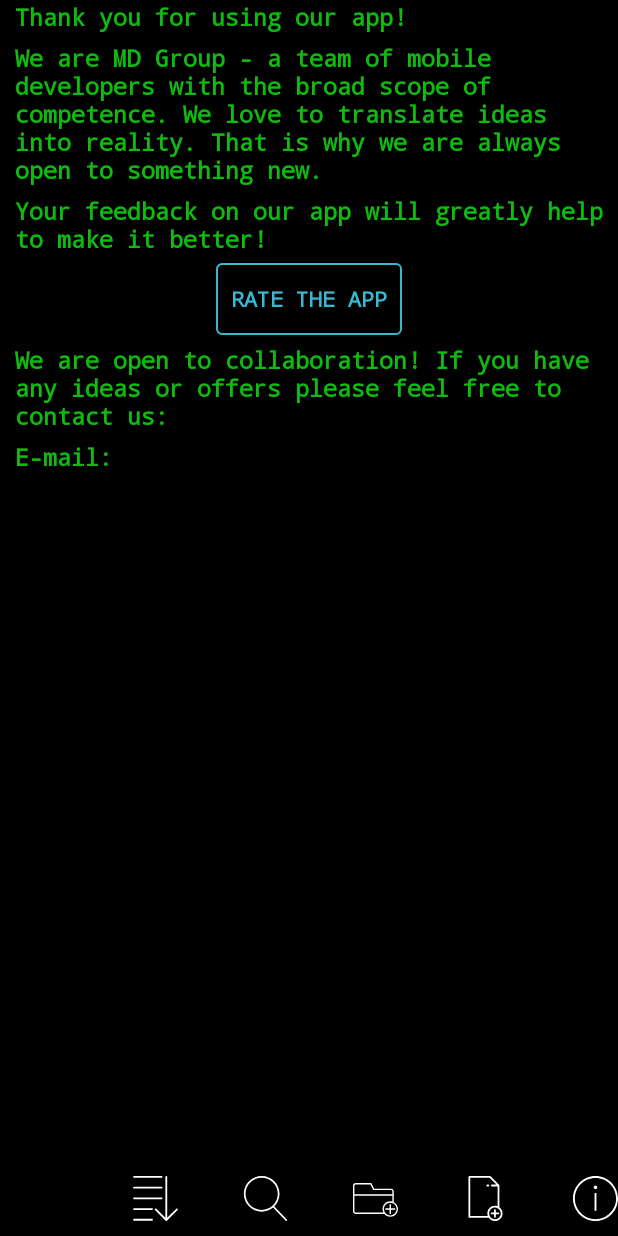
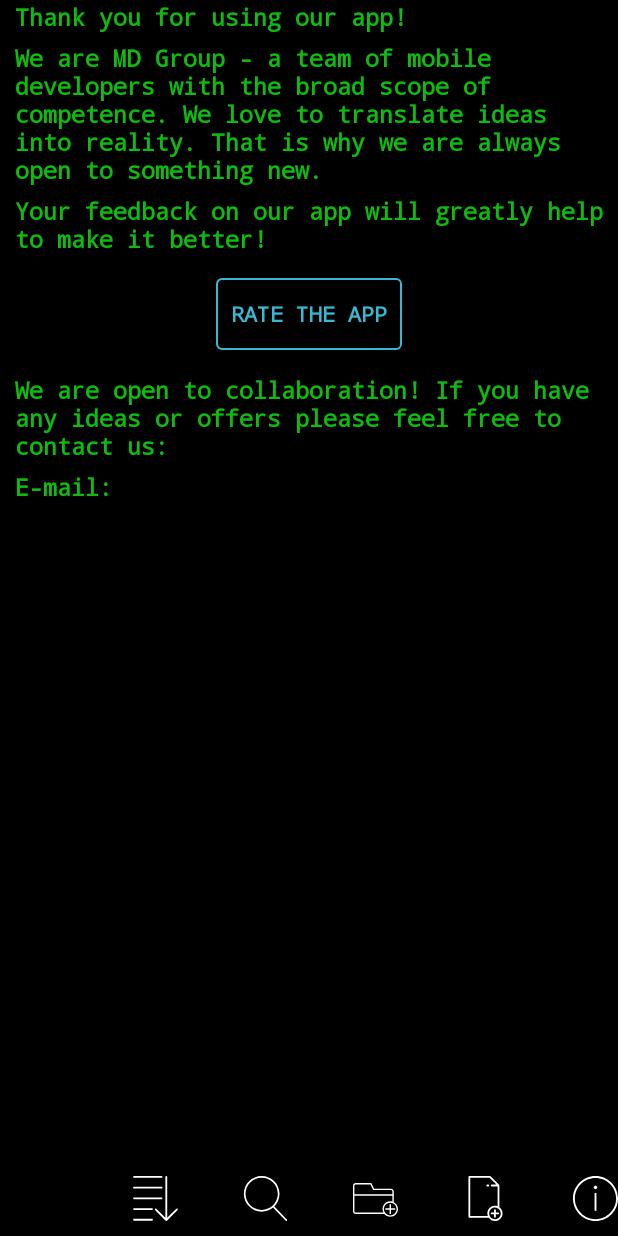
Before and after one commit to oleg-neskorodko/MDFileManager, an Android app: the fragment AboutFragment placed in its activity, on a phone screen of 412 x 824 dp. Run offline under Robolectric (Android 15) with nearby library versions, the phone set to English and light mode, and no system bars; Roboto replaces fonts that are not available here.

Commit message:
bug fixes, checkbox

```diff
--- a/app/src/main/java/com/mdgroup/mdfilemanager/ManagerAdapter.java
+++ b/app/src/main/java/com/mdgroup/mdfilemanager/ManagerAdapter.java
@@ -1,10 +1,15 @@
 package com.mdgroup.mdfilemanager;
 
 import android.content.Context;
+import android.content.res.ColorStateList;
+import android.graphics.Color;
 import android.support.v7.widget.RecyclerView;
+import android.util.Log;
 import android.view.LayoutInflater;
 import android.view.View;
 import android.view.ViewGroup;
+import android.widget.CheckBox;
+import android.widget.CompoundButton;
 import android.widget.ImageView;
 import android.widget.TextView;
 import java.io.File;
@@ -19,6 +24,7 @@ public class ManagerAdapter extends RecyclerView.Adapter<ManagerAdapter.ViewHold
     private View.OnClickListener clickListener;
     private View.OnLongClickListener longClickListener;
     private ArrayList<File> objects;
+    private ArrayList<Boolean> checkBoxState;
     private Context context;
     private SimpleDateFormat sdf2 = new SimpleDateFormat("dd.MM.yy");
     private SimpleDateFormat sdf3 = new SimpleDateFormat("HH:mm");
@@ -28,7 +34,10 @@ public class ManagerAdapter extends RecyclerView.Adapter<ManagerAdapter.ViewHold
     public ManagerAdapter(Context context, ArrayList<File> objects) {
         this.context = context;
         this.objects = objects;
+        checkBoxState = new ArrayList<>();
     }
+
+
 
     public void setClickListener(View.OnClickListener callback) {
         clickListener = callback;
@@ -40,7 +49,13 @@ public class ManagerAdapter extends RecyclerView.Adapter<ManagerAdapter.ViewHold
 
     @Override
     public ManagerAdapter.ViewHolder onCreateViewHolder(ViewGroup parent, int viewType) {
-        //Log.d(MainActivity.TAG, "onCreateViewHolder post size = " + getItemCount());
+        Log.d(MainActivity.TAG, "onCreateViewHolder post size = " + getItemCount());
+
+        checkBoxState.clear();
+        for (int i = 0; i < objects.size(); i++) {
+            Log.d(MainActivity.TAG, "work");
+            checkBoxState.add(false);
+        }
 
         View v = LayoutInflater.from(parent.getContext()).inflate(R.layout.manager_item,
                 parent, false);
@@ -65,8 +80,34 @@ public class ManagerAdapter extends RecyclerView.Adapter<ManagerAdapter.ViewHold
     }
 
     @Override
-    public void onBindViewHolder(ManagerAdapter.ViewHolder holder, int position) {
-        //Log.d(MainActivity.TAG, "onBindViewHolder post size = " + getItemCount());
+    public void onBindViewHolder(final ManagerAdapter.ViewHolder holder, final int position) {
+        //Log.d(MainActivity.TAG, "onBindViewHolder post size = " + checkBoxState.get(position));
+
+        //in some cases, it will prevent unwanted situations
+        holder.itemCheckBox.setOnCheckedChangeListener(null);
+        holder.itemCheckBox.setChecked(checkBoxState.get(position));
+        if (checkBoxState.get(position)) {
+            holder.itemCheckBox.setButtonTintList(ColorStateList.valueOf(context.getResources().getColor(R.color.colorGray1)));
+        } else {
+            holder.itemCheckBox.setButtonTintList(ColorStateList.valueOf(context.getResources().getColor(R.color.colorGray3)));
+        }
+/*        String str = new String("");
+        for (int i = 0; i < checkBoxState.size(); i++) {
+            str += checkBoxState.get(i).toString();
+        }
+        Log.d(MainActivity.TAG, "checkBoxState  = " + str);*/
+        holder.itemCheckBox.setOnCheckedChangeListener(new CompoundButton.OnCheckedChangeListener() {
+            @Override
+            public void onCheckedChanged(CompoundButton buttonView, boolean isChecked) {
+                if (isChecked) {
+                    holder.itemCheckBox.setButtonTintList(ColorStateList.valueOf(context.getResources().getColor(R.color.colorGray1)));
+                    checkBoxState.set(position, true);
+                } else {
+                    holder.itemCheckBox.setButtonTintList(ColorStateList.valueOf(context.getResources().getColor(R.color.colorGray3)));
+                    checkBoxState.set(position, false);
+                }
+            }
+        });
 
         holder.nameTextView.setText(objects.get(position).getName());
         long date = objects.get(position).lastModified();
@@ -148,6 +189,7 @@ public class ManagerAdapter extends RecyclerView.Adapter<ManagerAdapter.ViewHold
         TextView timeTextView;
         TextView discSpaceTextView;
         ImageView pictureImageView;
+        CheckBox itemCheckBox;
 
         public ViewHolder(View itemView) {
             super(itemView);
@@ -156,6 +198,7 @@ public class ManagerAdapter extends RecyclerView.Adapter<ManagerAdapter.ViewHold
             timeTextView = itemView.findViewById(R.id.timeTextView);
             discSpaceTextView = itemView.findViewById(R.id.discSpaceTextView);
             pictureImageView = itemView.findViewById(R.id.pictureImageView);
+            itemCheckBox = itemView.findViewById(R.id.itemCheckBox);
         }
     }
 }
--- a/app/src/main/res/layout/about_layout.xml
+++ b/app/src/main/res/layout/about_layout.xml
@@ -67,11 +67,13 @@
         android:textStyle="bold"
         android:textColor="@color/colorIcon2"
         android:background="@drawable/my_button"
-
-        android:paddingVertical="5dp"
-        android:paddingHorizontal="10dp"
+        android:paddingTop="5dp"
+        android:paddingBottom="5dp"
+        android:paddingLeft="10dp"
+        android:paddingRight="10dp"
         android:text="@string/info_rate_button"
-        android:layout_marginBottom="5dp"
+        android:layout_marginTop="10dp"
+        android:layout_marginBottom="15dp"
         android:layout_gravity="center_horizontal"
         android:layout_width="wrap_content"
         android:layout_height="wrap_content" />
```
Also changed, not shown: app/src/main/java/com/mdgroup/mdfilemanager/ManagerFragment.java (+16 -9 lines), app/src/main/res/layout/manager_item.xml (+41 -32 lines).
